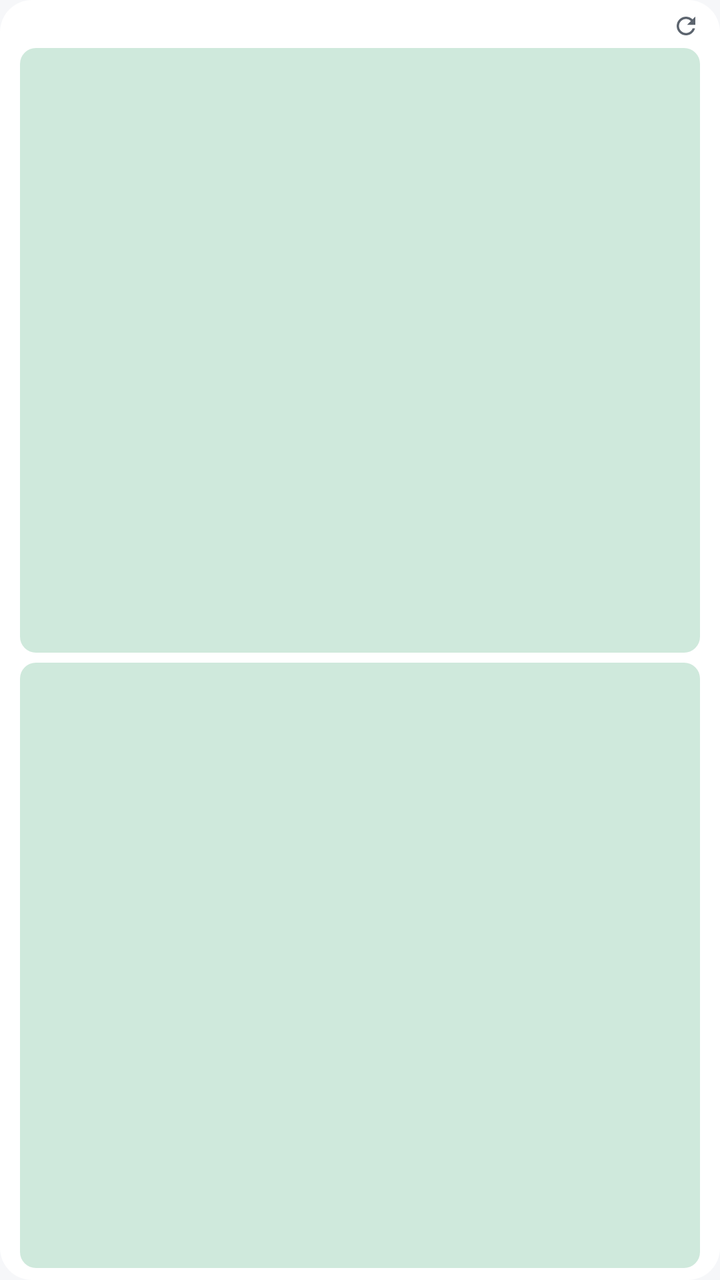
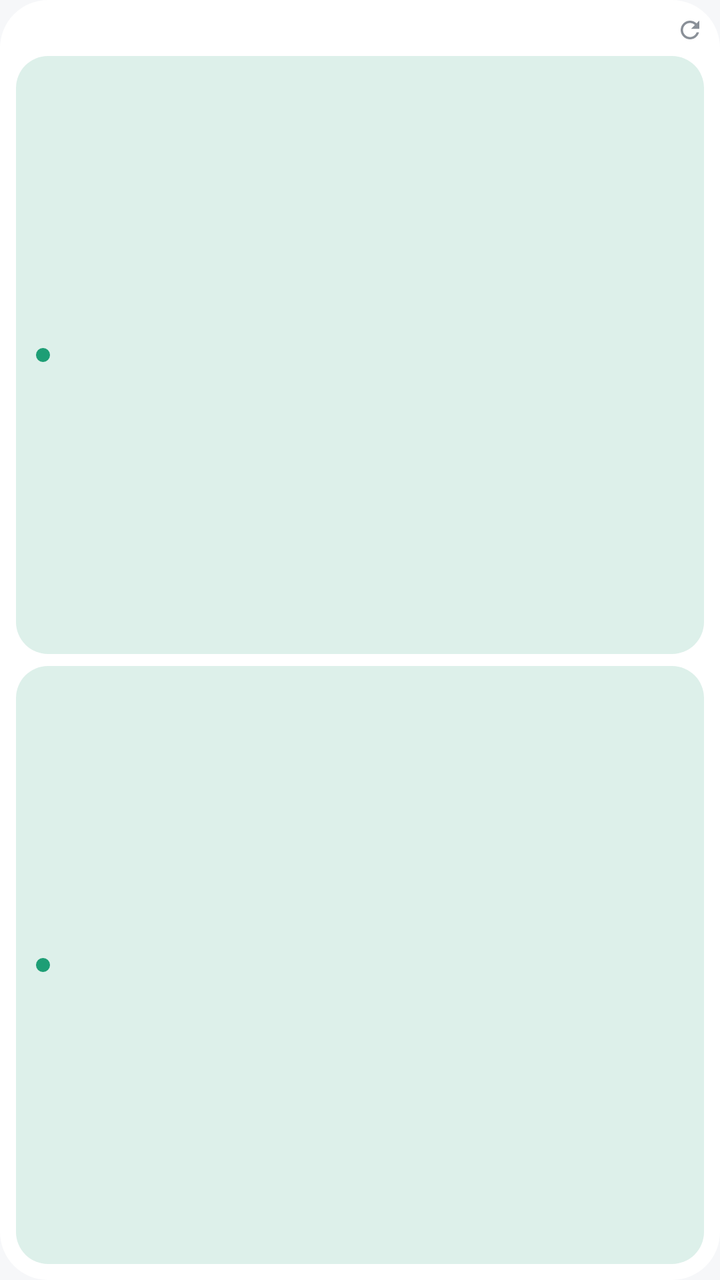

Compare the two renders of this Android layout. The source of the first and the diff that turns it into the second are given below.
<!-- AndroidManifest.xml: application theme Theme.GzucmPocket -->
<!-- res/layout/widget_today_horizontal.xml -->
<?xml version="1.0" encoding="utf-8"?>
<LinearLayout xmlns:android="http://schemas.android.com/apk/res/android"
    android:id="@+id/widget_root"
    android:layout_width="match_parent"
    android:layout_height="match_parent"
    android:background="@drawable/widget_bg"
    android:orientation="vertical"
    android:paddingStart="10dp"
    android:paddingTop="6dp"
    android:paddingEnd="10dp"
    android:paddingBottom="6dp">

    <LinearLayout
        android:layout_width="match_parent"
        android:layout_height="wrap_content"
        android:gravity="center_vertical"
        android:orientation="horizontal">

        <TextView
            android:id="@+id/widget_header"
            android:layout_width="0dp"
            android:layout_height="wrap_content"
            android:layout_weight="1"
            android:ellipsize="end"
            android:maxLines="1"
            android:textColor="@color/widget_text_dim"
            android:textSize="9sp" />

        <ImageView
            android:id="@+id/widget_refresh"
            android:layout_width="14dp"
            android:layout_height="14dp"
            android:contentDescription="@string/widget_refresh"
            android:src="@drawable/ic_widget_refresh" />
    </LinearLayout>

    <LinearLayout
        android:id="@+id/c1"
        android:layout_width="match_parent"
        android:layout_height="0dp"
        android:layout_marginTop="4dp"
        android:layout_weight="1"
        android:background="@drawable/widget_block"
        android:gravity="center_vertical"
        android:orientation="vertical"
        android:paddingStart="8dp"
        android:paddingTop="3dp"
        android:paddingEnd="8dp"
        android:paddingBottom="3dp">

        <TextView
            android:id="@+id/c1_start"
            android:layout_width="46dp"
            android:layout_height="wrap_content"
            android:ellipsize="end"
            android:maxLines="1"
            android:textColor="@color/widget_text_dim"
            android:textSize="9sp" />

        <LinearLayout
            android:layout_width="match_parent"
            android:layout_height="wrap_content"
            android:gravity="center_vertical"
            android:orientation="horizontal">

            <TextView
                android:id="@+id/c1_end"
                android:layout_width="46dp"
                android:layout_height="wrap_content"
                android:maxLines="1"
                android:paddingStart="7dp"
                android:textColor="@color/widget_text_dim"
                android:textSize="9sp" />

            <TextView
                android:id="@+id/c1_name"
                android:layout_width="0dp"
                android:layout_height="wrap_content"
                android:layout_weight="1"
                android:ellipsize="end"
                android:maxLines="1"
                android:textColor="@color/widget_text"
                android:textSize="11sp" />

            <TextView
                android:id="@+id/c1_room"
                android:layout_width="60dp"
                android:layout_height="wrap_content"
                android:ellipsize="end"
                android:maxLines="1"
                android:textColor="@color/widget_text_dim"
                android:textSize="9sp" />

            <TextView
                android:id="@+id/c1_teacher"
                android:layout_width="34dp"
                android:layout_height="wrap_content"
                android:ellipsize="end"
                android:gravity="end"
                android:maxLines="1"
                android:textColor="@color/widget_text_dim"
                android:textSize="9sp" />
        </LinearLayout>
    </LinearLayout>

    <LinearLayout
        android:id="@+id/c2"
        android:layout_width="match_parent"
        android:layout_height="0dp"
        android:layout_marginTop="5dp"
        android:layout_weight="1"
        android:background="@drawable/widget_block"
        android:gravity="center_vertical"
        android:orientation="vertical"
        android:paddingStart="8dp"
        android:paddingTop="3dp"
        android:paddingEnd="8dp"
        android:paddingBottom="3dp">

        <TextView
            android:id="@+id/c2_start"
            android:layout_width="46dp"
            android:layout_height="wrap_content"
            android:ellipsize="end"
            android:maxLines="1"
            android:textColor="@color/widget_text_dim"
            android:textSize="9sp" />

        <LinearLayout
            android:layout_width="match_parent"
            android:layout_height="wrap_content"
            android:gravity="center_vertical"
            android:orientation="horizontal">

            <TextView
                android:id="@+id/c2_end"
                android:layout_width="46dp"
                android:layout_height="wrap_content"
                android:maxLines="1"
                android:paddingStart="7dp"
                android:textColor="@color/widget_text_dim"
                android:textSize="9sp" />

            <TextView
                android:id="@+id/c2_name"
                android:layout_width="0dp"
                android:layout_height="wrap_content"
                android:layout_weight="1"
                android:ellipsize="end"
                android:maxLines="1"
                android:textColor="@color/widget_text"
                android:textSize="11sp" />

            <TextView
                android:id="@+id/c2_room"
                android:layout_width="60dp"
                android:layout_height="wrap_content"
                android:ellipsize="end"
                android:maxLines="1"
                android:textColor="@color/widget_text_dim"
                android:textSize="9sp" />

            <TextView
                android:id="@+id/c2_teacher"
                android:layout_width="34dp"
                android:layout_height="wrap_content"
                android:ellipsize="end"
                android:gravity="end"
                android:maxLines="1"
                android:textColor="@color/widget_text_dim"
                android:textSize="9sp" />
        </LinearLayout>
    </LinearLayout>

    
    <TextView
        android:id="@+id/widget_empty"
        android:layout_width="match_parent"
        android:layout_height="0dp"
        android:layout_weight="1"
        android:gravity="center"
        android:textColor="@color/widget_text_dim"
        android:textSize="12sp"
        android:visibility="gone" />
</LinearLayout>
<!-- resources referenced by this layout -->
<resources>
  <color name="widget_text">#14181C</color>
  <color name="widget_text_dim">#5C646E</color>
  <!-- drawable ic_widget_refresh (drawable) -->
  <?xml version="1.0" encoding="utf-8"?>
  <vector xmlns:android="http://schemas.android.com/apk/res/android"
      android:width="24dp"
      android:height="24dp"
      android:viewportWidth="24"
      android:viewportHeight="24">
      <path
          android:fillColor="@color/widget_text_dim"
          android:pathData="M17.65,6.35C16.2,4.9 14.21,4 12,4c-4.42,0 -7.99,3.58 -8,8s3.57,8 8,8c3.73,0 6.84,-2.55 7.73,-6h-2.08c-0.82,2.33 -3.04,4 -5.65,4 -3.31,0 -6,-2.69 -6,-6s2.69,-6 6,-6c1.66,0 3.14,0.69 4.22,1.78L13,11h7V4l-2.35,2.35z" />
  </vector>
  <!-- drawable widget_bg (drawable) -->
  <?xml version="1.0" encoding="utf-8"?>
  <shape xmlns:android="http://schemas.android.com/apk/res/android"
      android:shape="rectangle">
      <solid android:color="@color/widget_bg" />
      <corners android:radius="16dp" />
  </shape>
  <!-- drawable widget_block (drawable) -->
  <?xml version="1.0" encoding="utf-8"?>
  <shape xmlns:android="http://schemas.android.com/apk/res/android"
      android:shape="rectangle">
      <solid android:color="@color/widget_block" />
      <corners android:radius="8dp" />
  </shape>
  <string name="widget_refresh">刷新课表</string>
  <style name="Theme.GzucmPocket" parent="@android:style/Theme.Material.NoActionBar">
          
          <item name="android:statusBarColor">@android:color/transparent</item>
          <item name="android:navigationBarColor">@android:color/transparent</item>
          <item name="android:windowDrawsSystemBarBackgrounds">true</item>
          
          <item name="android:windowBackground">@color/window_background</item>
          <item name="android:windowLightStatusBar">@bool/light_system_bars</item>
          <item name="android:windowLightNavigationBar">@bool/light_system_bars</item>
          <item name="android:enforceStatusBarContrast">false</item>
          <item name="android:enforceNavigationBarContrast">false</item>
      </style>
  <color name="widget_bg">#FFFFFF</color>
  <color name="widget_block">#CFE9DC</color>
  <color name="window_background">#F6F7F9</color>
</resources>

<!-- the commit's change to res/layout/widget_today_horizontal.xml (unified diff, before → after) -->
@@ -1,185 +1,201 @@
 <?xml version="1.0" encoding="utf-8"?>
-<LinearLayout xmlns:android="http://schemas.android.com/apk/res/android"
+<FrameLayout xmlns:android="http://schemas.android.com/apk/res/android"
     android:id="@+id/widget_root"
     android:layout_width="match_parent"
     android:layout_height="match_parent"
     android:background="@drawable/widget_bg"
-    android:orientation="vertical"
-    android:paddingStart="10dp"
-    android:paddingTop="6dp"
-    android:paddingEnd="10dp"
-    android:paddingBottom="6dp">
+    android:padding="8dp">
 
     <LinearLayout
         android:layout_width="match_parent"
-        android:layout_height="wrap_content"
-        android:gravity="center_vertical"
-        android:orientation="horizontal">
-
-        <TextView
-            android:id="@+id/widget_header"
-            android:layout_width="0dp"
-            android:layout_height="wrap_content"
-            android:layout_weight="1"
-            android:ellipsize="end"
-            android:maxLines="1"
-            android:textColor="@color/widget_text_dim"
-            android:textSize="9sp" />
-
-        <ImageView
-            android:id="@+id/widget_refresh"
-            android:layout_width="14dp"
-            android:layout_height="14dp"
-            android:contentDescription="@string/widget_refresh"
-            android:src="@drawable/ic_widget_refresh" />
-    </LinearLayout>
-
-    <LinearLayout
-        android:id="@+id/c1"
-        android:layout_width="match_parent"
-        android:layout_height="0dp"
-        android:layout_marginTop="4dp"
-        android:layout_weight="1"
-        android:background="@drawable/widget_block"
-        android:gravity="center_vertical"
-        android:orientation="vertical"
-        android:paddingStart="8dp"
-        android:paddingTop="3dp"
-        android:paddingEnd="8dp"
-        android:paddingBottom="3dp">
-
-        <TextView
-            android:id="@+id/c1_start"
-            android:layout_width="46dp"
-            android:layout_height="wrap_content"
-            android:ellipsize="end"
-            android:maxLines="1"
-            android:textColor="@color/widget_text_dim"
-            android:textSize="9sp" />
+        android:layout_height="match_parent"
+        android:orientation="vertical">
 
         <LinearLayout
             android:layout_width="match_parent"
-            android:layout_height="wrap_content"
+            android:layout_height="14dp"
             android:gravity="center_vertical"
             android:orientation="horizontal">
 
             <TextView
-                android:id="@+id/c1_end"
-                android:layout_width="46dp"
-                android:layout_height="wrap_content"
-                android:maxLines="1"
-                android:paddingStart="7dp"
-                android:textColor="@color/widget_text_dim"
-                android:textSize="9sp" />
-
-            <TextView
-                android:id="@+id/c1_name"
+                android:id="@+id/widget_header"
                 android:layout_width="0dp"
                 android:layout_height="wrap_content"
                 android:layout_weight="1"
                 android:ellipsize="end"
                 android:maxLines="1"
-                android:textColor="@color/widget_text"
-                android:textSize="11sp" />
-
-            <TextView
-                android:id="@+id/c1_room"
-                android:layout_width="60dp"
-                android:layout_height="wrap_content"
-                android:ellipsize="end"
-                android:maxLines="1"
                 android:textColor="@color/widget_text_dim"
-                android:textSize="9sp" />
-
-            <TextView
-                android:id="@+id/c1_teacher"
-                android:layout_width="34dp"
-                android:layout_height="wrap_content"
-                android:ellipsize="end"
+                android:textSize="10sp" />
+
+            <ImageView
+                android:id="@+id/widget_refresh"
+                android:layout_width="14dp"
+                android:layout_height="14dp"
+                android:contentDescription="@string/widget_refresh"
+                android:src="@drawable/ic_widget_refresh" />
+        </LinearLayout>
+
+        <LinearLayout
+            android:id="@+id/c1"
+            android:layout_width="match_parent"
+            android:layout_height="0dp"
+            android:layout_marginTop="6dp"
+            android:layout_weight="1"
+            android:background="@drawable/widget_kb1"
+            android:gravity="center_vertical"
+            android:orientation="horizontal"
+            android:paddingStart="10dp"
+            android:paddingEnd="8dp">
+
+            <FrameLayout
+                android:id="@+id/c1_dot"
+                android:layout_width="7dp"
+                android:layout_height="7dp"
+                android:background="@drawable/widget_dot1" />
+
+            <LinearLayout
+                android:layout_width="0dp"
+                android:layout_height="wrap_content"
+                android:layout_marginStart="7dp"
+                android:layout_weight="1"
+                android:orientation="vertical">
+
+                <TextView
+                    android:id="@+id/c1_time"
+                    android:layout_width="match_parent"
+                    android:layout_height="wrap_content"
+                    android:ellipsize="end"
+                    android:maxLines="1"
+                    android:textColor="@color/widget_text_dim"
+                    android:textSize="9sp" />
+
+                <TextView
+                    android:id="@+id/c1_name"
+                    android:layout_width="match_parent"
+                    android:layout_height="wrap_content"
+                    android:layout_marginTop="1dp"
+                    android:ellipsize="end"
+                    android:maxLines="1"
+                    android:textColor="@color/widget_text"
+                    android:textSize="11.5sp" />
+            </LinearLayout>
+
+            <LinearLayout
+                android:layout_width="wrap_content"
+                android:layout_height="wrap_content"
+                android:layout_marginStart="7dp"
                 android:gravity="end"
-                android:maxLines="1"
-                android:textColor="@color/widget_text_dim"
-                android:textSize="9sp" />
+                android:orientation="vertical">
+
+                <TextView
+                    android:id="@+id/c1_room"
+                    android:layout_width="wrap_content"
+                    android:layout_height="wrap_content"
+                    android:ellipsize="end"
+                    android:gravity="end"
+                    android:maxLines="1"
+                    android:maxWidth="72dp"
+                    android:textColor="@color/widget_text_dim"
+                    android:textSize="9.5sp" />
+
+                <TextView
+                    android:id="@+id/c1_teacher"
+                    android:layout_width="wrap_content"
+                    android:layout_height="wrap_content"
+                    android:ellipsize="end"
+                    android:gravity="end"
+                    android:maxLines="1"
+                    android:maxWidth="72dp"
+                    android:textColor="@color/widget_text_weak"
+                    android:textSize="9sp" />
+            </LinearLayout>
+        </LinearLayout>
+
+        <LinearLayout
+            android:id="@+id/c2"
+            android:layout_width="match_parent"
+            android:layout_height="0dp"
+            android:layout_marginTop="6dp"
+            android:layout_weight="1"
+            android:background="@drawable/widget_kb1"
+            android:gravity="center_vertical"
+            android:orientation="horizontal"
+            android:paddingStart="10dp"
+            android:paddingEnd="8dp">
+
+            <FrameLayout
+                android:id="@+id/c2_dot"
+                android:layout_width="7dp"
+                android:layout_height="7dp"
+                android:background="@drawable/widget_dot1" />
+
+            <LinearLayout
+                android:layout_width="0dp"
+                android:layout_height="wrap_content"
+                android:layout_marginStart="7dp"
+                android:layout_weight="1"
+                android:orientation="vertical">
+
+                <TextView
+                    android:id="@+id/c2_time"
+                    android:layout_width="match_parent"
+                    android:layout_height="wrap_content"
+                    android:ellipsize="end"
+                    android:maxLines="1"
+                    android:textColor="@color/widget_text_dim"
+                    android:textSize="9sp" />
+
+                <TextView
+                    android:id="@+id/c2_name"
+                    android:layout_width="match_parent"
+                    android:layout_height="wrap_content"
+                    android:layout_marginTop="1dp"
+                    android:ellipsize="end"
+                    android:maxLines="1"
+                    android:textColor="@color/widget_text"
+                    android:textSize="11.5sp" />
+            </LinearLayout>
+
+            <LinearLayout
+                android:layout_width="wrap_content"
+                android:layout_height="wrap_content"
+                android:layout_marginStart="7dp"
+                android:gravity="end"
+                android:orientation="vertical">
+
+                <TextView
+                    android:id="@+id/c2_room"
+                    android:layout_width="wrap_content"
+                    android:layout_height="wrap_content"
+                    android:ellipsize="end"
+                    android:gravity="end"
+                    android:maxLines="1"
+                    android:maxWidth="72dp"
+                    android:textColor="@color/widget_text_dim"
+                    android:textSize="9.5sp" />
+
+                <TextView
+                    android:id="@+id/c2_teacher"
+                    android:layout_width="wrap_content"
+                    android:layout_height="wrap_content"
+                    android:ellipsize="end"
+                    android:gravity="end"
+                    android:maxLines="1"
+                    android:maxWidth="72dp"
+                    android:textColor="@color/widget_text_weak"
+                    android:textSize="9sp" />
+            </LinearLayout>
         </LinearLayout>
     </LinearLayout>
 
-    <LinearLayout
-        android:id="@+id/c2"
-        android:layout_width="match_parent"
-        android:layout_height="0dp"
-        android:layout_marginTop="5dp"
-        android:layout_weight="1"
-        android:background="@drawable/widget_block"
-        android:gravity="center_vertical"
-        android:orientation="vertical"
-        android:paddingStart="8dp"
-        android:paddingTop="3dp"
-        android:paddingEnd="8dp"
-        android:paddingBottom="3dp">
-
-        <TextView
-            android:id="@+id/c2_start"
-            android:layout_width="46dp"
-            android:layout_height="wrap_content"
-            android:ellipsize="end"
-            android:maxLines="1"
-            android:textColor="@color/widget_text_dim"
-            android:textSize="9sp" />
-
-        <LinearLayout
-            android:layout_width="match_parent"
-            android:layout_height="wrap_content"
-            android:gravity="center_vertical"
-            android:orientation="horizontal">
-
-            <TextView
-                android:id="@+id/c2_end"
-                android:layout_width="46dp"
-                android:layout_height="wrap_content"
-                android:maxLines="1"
-                android:paddingStart="7dp"
-                android:textColor="@color/widget_text_dim"
-                android:textSize="9sp" />
-
-            <TextView
-                android:id="@+id/c2_name"
-                android:layout_width="0dp"
-                android:layout_height="wrap_content"
-                android:layout_weight="1"
-                android:ellipsize="end"
-                android:maxLines="1"
-                android:textColor="@color/widget_text"
-                android:textSize="11sp" />
-
-            <TextView
-                android:id="@+id/c2_room"
-                android:layout_width="60dp"
-                android:layout_height="wrap_content"
-                android:ellipsize="end"
-                android:maxLines="1"
-                android:textColor="@color/widget_text_dim"
-                android:textSize="9sp" />
-
-            <TextView
-                android:id="@+id/c2_teacher"
-                android:layout_width="34dp"
-                android:layout_height="wrap_content"
-                android:ellipsize="end"
-                android:gravity="end"
-                android:maxLines="1"
-                android:textColor="@color/widget_text_dim"
-                android:textSize="9sp" />
-        </LinearLayout>
-    </LinearLayout>
-
-    
     <TextView
         android:id="@+id/widget_empty"
         android:layout_width="match_parent"
-        android:layout_height="0dp"
-        android:layout_weight="1"
+        android:layout_height="match_parent"
+        android:layout_marginTop="14dp"
         android:gravity="center"
-        android:textColor="@color/widget_text_dim"
-        android:textSize="12sp"
+        android:maxLines="2"
+        android:textColor="@color/widget_text_weak"
+        android:textSize="11sp"
         android:visibility="gone" />
-</LinearLayout>
+</FrameLayout>
<!-- resource entries referenced after the edit -->
@@ -1,7 +1,8 @@
 <!-- resources referenced by this layout -->
 <resources>
   <color name="widget_text">#14181C</color>
-  <color name="widget_text_dim">#5C646E</color>
+  <color name="widget_text_dim">#575F67</color>
+  <color name="widget_text_weak">#8A9098</color>
   <!-- drawable ic_widget_refresh (drawable) -->
   <?xml version="1.0" encoding="utf-8"?>
   <vector xmlns:android="http://schemas.android.com/apk/res/android"
@@ -10,7 +11,7 @@
       android:viewportWidth="24"
       android:viewportHeight="24">
       <path
-          android:fillColor="@color/widget_text_dim"
+          android:fillColor="@color/widget_text_weak"
           android:pathData="M17.65,6.35C16.2,4.9 14.21,4 12,4c-4.42,0 -7.99,3.58 -8,8s3.57,8 8,8c3.73,0 6.84,-2.55 7.73,-6h-2.08c-0.82,2.33 -3.04,4 -5.65,4 -3.31,0 -6,-2.69 -6,-6s2.69,-6 6,-6c1.66,0 3.14,0.69 4.22,1.78L13,11h7V4l-2.35,2.35z" />
   </vector>
   <!-- drawable widget_bg (drawable) -->
@@ -18,14 +19,20 @@
   <shape xmlns:android="http://schemas.android.com/apk/res/android"
       android:shape="rectangle">
       <solid android:color="@color/widget_bg" />
-      <corners android:radius="16dp" />
+      <corners android:radius="24dp" />
   </shape>
-  <!-- drawable widget_block (drawable) -->
+  <!-- drawable widget_dot1 (drawable) -->
+  <?xml version="1.0" encoding="utf-8"?>
+  <shape xmlns:android="http://schemas.android.com/apk/res/android"
+      android:shape="oval">
+      <solid android:color="@color/widget_k1_dot" />
+  </shape>
+  <!-- drawable widget_kb1 (drawable) -->
   <?xml version="1.0" encoding="utf-8"?>
   <shape xmlns:android="http://schemas.android.com/apk/res/android"
       android:shape="rectangle">
-      <solid android:color="@color/widget_block" />
-      <corners android:radius="8dp" />
+      <solid android:color="@color/widget_k1" />
+      <corners android:radius="16dp" />
   </shape>
   <string name="widget_refresh">刷新课表</string>
   <style name="Theme.GzucmPocket" parent="@android:style/Theme.Material.NoActionBar">
@@ -41,7 +48,8 @@
           <item name="android:enforceNavigationBarContrast">false</item>
       </style>
   <color name="widget_bg">#FFFFFF</color>
-  <color name="widget_block">#CFE9DC</color>
+  <color name="widget_k1_dot">#1D9E75</color>
+  <color name="widget_k1">#DDF0EA</color>
   <color name="window_background">#F6F7F9</color>
 </resources>
 
